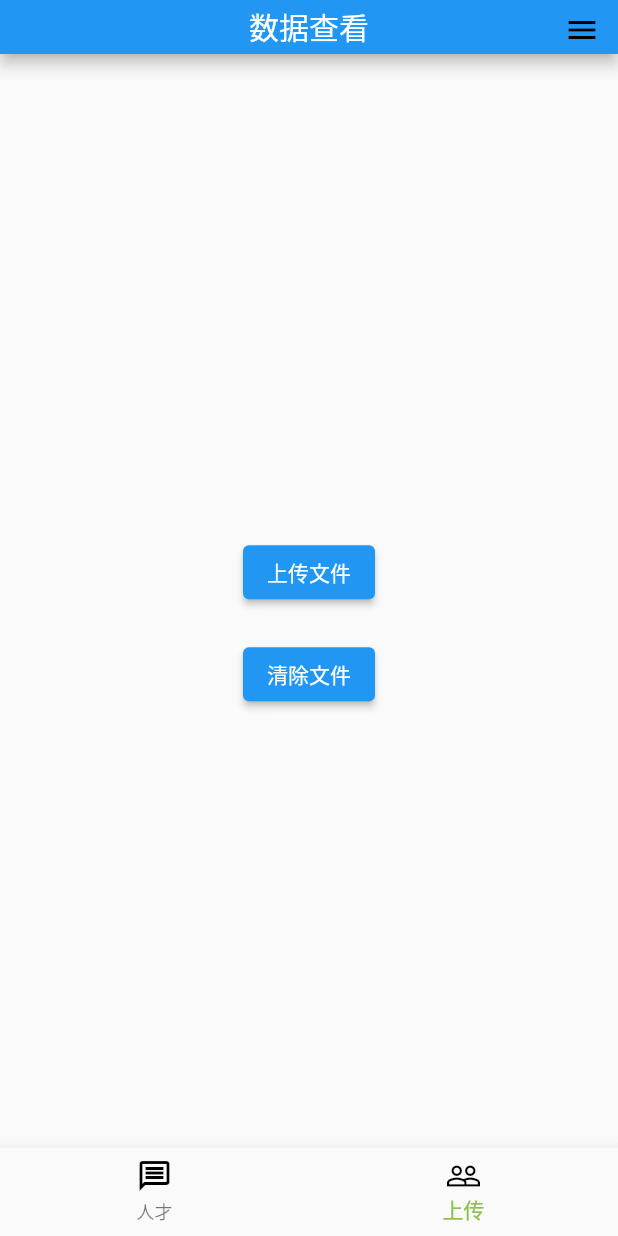
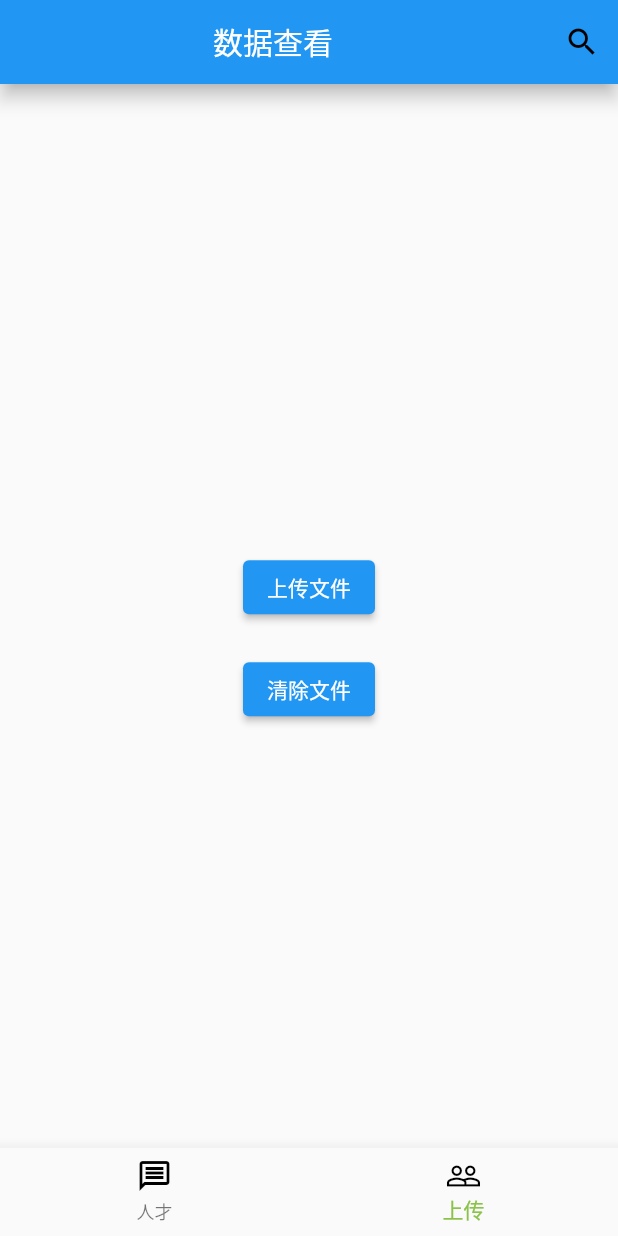
Before and after one commit to hxcode/ourchat, a Flutter app: the screen it shows after launch, item 2 of the bottom bar chosen, on a phone screen of 412 x 824 dp. Run offline on Flutter 3.47's test engine with Material 2 defaults, Android fonts, the phone set to English and light mode, and no system bars; drawn by our look-alikes of easy_search_bar; our stand-ins replace file_picker, sqflite; missing offline and left inert: excel, gzx_dropdown_menu; accounts and stored records are empty; statements that could not run were skipped.

Commit message:
refactor: 顶部搜索和条件搜索合并使用

```diff
--- a/flutter_chat/lib/main.dart
+++ b/flutter_chat/lib/main.dart
@@ -1,5 +1,5 @@
 import 'package:flutter/material.dart';
-// import 'package:easy_search_bar/easy_search_bar.dart';
+import 'package:easy_search_bar/easy_search_bar.dart';
 // import 'package:flutter_chat/homepage/person.dart';
 import 'package:flutter_chat/util/filePicker.dart';
 import 'package:flutter_chat/util/gzxDropdownMenu.dart';
@@ -57,40 +57,49 @@ class _MyHomePageState extends State<MyHomePage> {
   @override
   Widget build(BuildContext context) {
     List<Widget> _widgetOptions = <Widget>[
-      GZXDropDownMenuWidget(scaffoldKey: this._scaffoldKey),
+      GZXDropDownMenuWidget(
+          scaffoldKey: this._scaffoldKey,
+          searchValue: this.searchValue,
+          searchCondition: ''),
       ExcelFilePicker(),
     ];
     return Scaffold(
       key: _scaffoldKey,
       backgroundColor: Colors.blueGrey[50],
-      // appBar: EasySearchBar(
-      //   actions: [
-      //     new DropdownButton<String>(
-      //       value: selectedCondtion,
-      //       items: <DropdownMenuItem<String>>[
-      //         new DropdownMenuItem(
-      //           child: new Text('全部条件'),
-      //           value: '',
-      //         ),
-      //         new DropdownMenuItem(child: new Text('现居城市'), value: 'city'),
-      //         new DropdownMenuItem(child: new Text('所属界别'), value: 'groupType'),
-      //       ],
-      //       onChanged: (String? value) {
-      //         setState(() => selectedCondtion = (value as String));
-      //       },
-      //     )
-      //   ],
+      appBar: EasySearchBar(
+        // appBarHeight: 40.0, // 设置高度
+        backgroundColor: Colors.blue,
+        // actions: [
+        //   new DropdownButton<String>(
+        //     value: selectedCondtion,
+        //     items: <DropdownMenuItem<String>>[
+        //       new DropdownMenuItem(
+        //         child: new Text('全部条件'),
+        //         value: '',
+        //       ),
+        //       new DropdownMenuItem(child: new Text('现居城市'), value: 'city'),
+        //       new DropdownMenuItem(child: new Text('所属界别'), value: 'groupType'),
+        //     ],
+        //     onChanged: (String? value) {
+        //       setState(() => selectedCondtion = (value as String));
+        //     },
+        //   )
+        // ],
 
+        title: Center(
+            child: Text(
+          '数据查看',
+          // style: TextStyle(fontSize: 12),
+        )),
+        onSearch: (value) => setState(() => searchValue = value),
+        // suggestions: _suggestions
+      ),
+      // appBar: AppBar(
+      //   centerTitle: true,
+      //   toolbarHeight: 36.0, // 设置高度
+      //   backgroundColor: Colors.blue,
       //   title: const Text('数据查看'),
-      //   onSearch: (value) => setState(() => searchValue = value),
-      //   // suggestions: _suggestions
       // ),
-      appBar: AppBar(
-        centerTitle: true,
-        toolbarHeight: 36.0, // 设置高度
-        backgroundColor: Colors.blue,
-        title: const Text('数据查看'),
-      ),
       body: Center(
         child: _widgetOptions.elementAt(_selectedIndex),
       ),
```
Also changed, not shown: flutter_chat/lib/util/gzxDropdownMenu.dart (+39 -35 lines).
